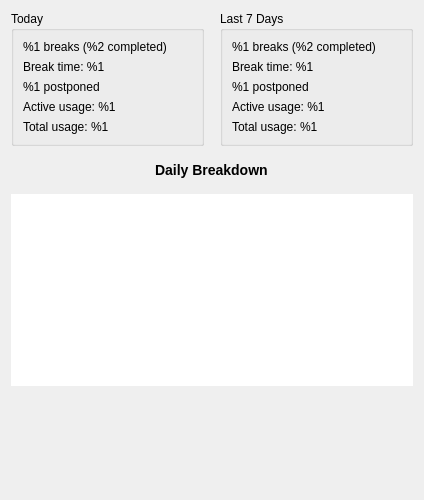
Qt form src/app/stats-window.ui (AllanChain/sane-break) before a commit.
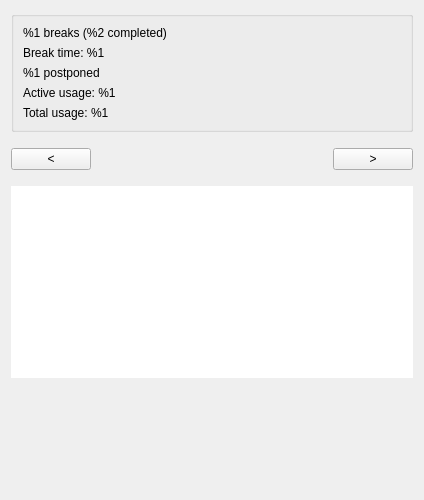
The same form after that commit. Custom widgets are drawn as their Qt base class.

Commit message: browsable stats history and daily details

The edit to the form file:
```diff
--- a/src/app/stats-window.ui
+++ b/src/app/stats-window.ui
@@ -24,43 +24,38 @@
     <number>16</number>
    </property>
    <item>
-    <layout class="QHBoxLayout" name="horizontalLayout">
+    <widget class="QGroupBox" name="dayDetailGroup">
+     <layout class="QVBoxLayout" name="dayDetailLayout">
      <item>
-      <widget class="QGroupBox" name="todayGroup">
-       <property name="title">
-        <string>Today</string>
-       </property>
-       <layout class="QVBoxLayout" name="verticalLayout_2">
-        <item>
-         <widget class="DynamicLabel" name="todayBreaksLabel">
+       <widget class="DynamicLabel" name="dayBreaksLabel">
           <property name="text">
            <string>%1 breaks (%2 completed)</string>
           </property>
          </widget>
         </item>
         <item>
-         <widget class="DynamicLabel" name="todayTimeLabel">
+       <widget class="DynamicLabel" name="dayTimeLabel">
           <property name="text">
            <string>Break time: %1</string>
           </property>
          </widget>
         </item>
         <item>
-         <widget class="DynamicLabel" name="todayPostponeLabel">
+       <widget class="DynamicLabel" name="dayPostponeLabel">
           <property name="text">
            <string>%1 postponed</string>
           </property>
          </widget>
         </item>
         <item>
-         <widget class="DynamicLabel" name="todayActiveLabel">
+       <widget class="DynamicLabel" name="dayActiveLabel">
           <property name="text">
            <string>Active usage: %1</string>
           </property>
          </widget>
         </item>
         <item>
-         <widget class="DynamicLabel" name="todayTotalLabel">
+       <widget class="DynamicLabel" name="dayTotalLabel">
           <property name="text">
            <string>Total usage: %1</string>
           </property>
@@ -70,57 +65,29 @@
       </widget>
      </item>
      <item>
-      <widget class="QGroupBox" name="weekGroup">
-       <property name="title">
-        <string>Last 7 Days</string>
-       </property>
-       <layout class="QVBoxLayout" name="verticalLayout_3">
+    <layout class="QHBoxLayout" name="weekNavLayout" stretch="0,1,0">
         <item>
-         <widget class="DynamicLabel" name="weekBreaksLabel">
+      <widget class="QPushButton" name="prevWeekButton">
           <property name="text">
-           <string>%1 breaks (%2 completed)</string>
+        <string notr="true">&lt;</string>
           </property>
          </widget>
         </item>
         <item>
-         <widget class="DynamicLabel" name="weekTimeLabel">
-          <property name="text">
-           <string>Break time: %1</string>
+      <widget class="QLabel" name="weekLabel">
+       <property name="alignment">
+        <set>Qt::AlignmentFlag::AlignCenter</set>
           </property>
          </widget>
         </item>
         <item>
-         <widget class="DynamicLabel" name="weekPostponeLabel">
+      <widget class="QPushButton" name="nextWeekButton">
           <property name="text">
-           <string>%1 postponed</string>
+        <string notr="true">&gt;</string>
           </property>
          </widget>
         </item>
-        <item>
-         <widget class="DynamicLabel" name="weekActiveLabel">
-          <property name="text">
-           <string>Active usage: %1</string>
-          </property>
-         </widget>
-        </item>
-        <item>
-         <widget class="DynamicLabel" name="weekTotalLabel">
-          <property name="text">
-           <string>Total usage: %1</string>
-          </property>
-         </widget>
-        </item>
-       </layout>
-      </widget>
-     </item>
-    </layout>
-   </item>
-   <item alignment="Qt::AlignmentFlag::AlignHCenter">
-    <widget class="QLabel" name="breakdownHeader">
-     <property name="text">
-      <string>&lt;h3&gt;Daily Breakdown&lt;/h3&gt;</string>
-     </property>
-    </widget>
+    </layout>
    </item>
    <item>
     <widget class="TimelineGraphicsView" name="timelineView">
```
Left out of the diff: 3 changed lines with no effect on the pictures. Lines whose indentation alone changed are shown as unchanged. The commit also changes 16 other files.
